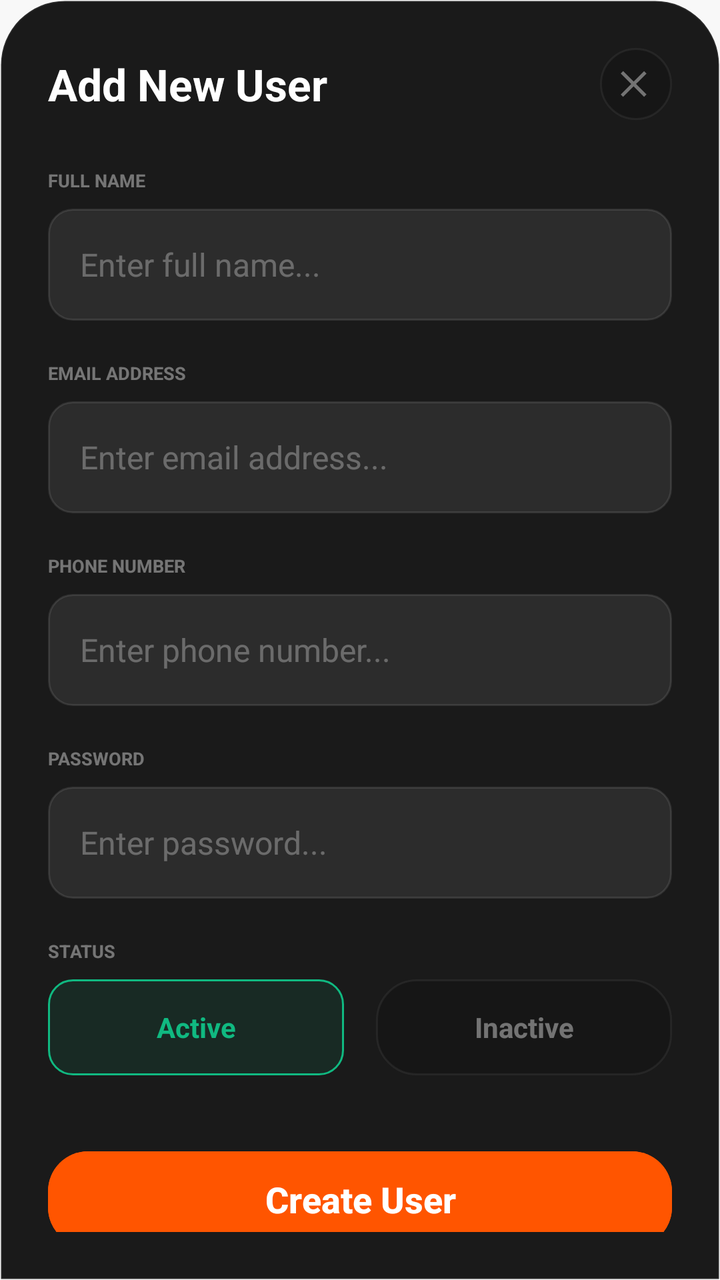
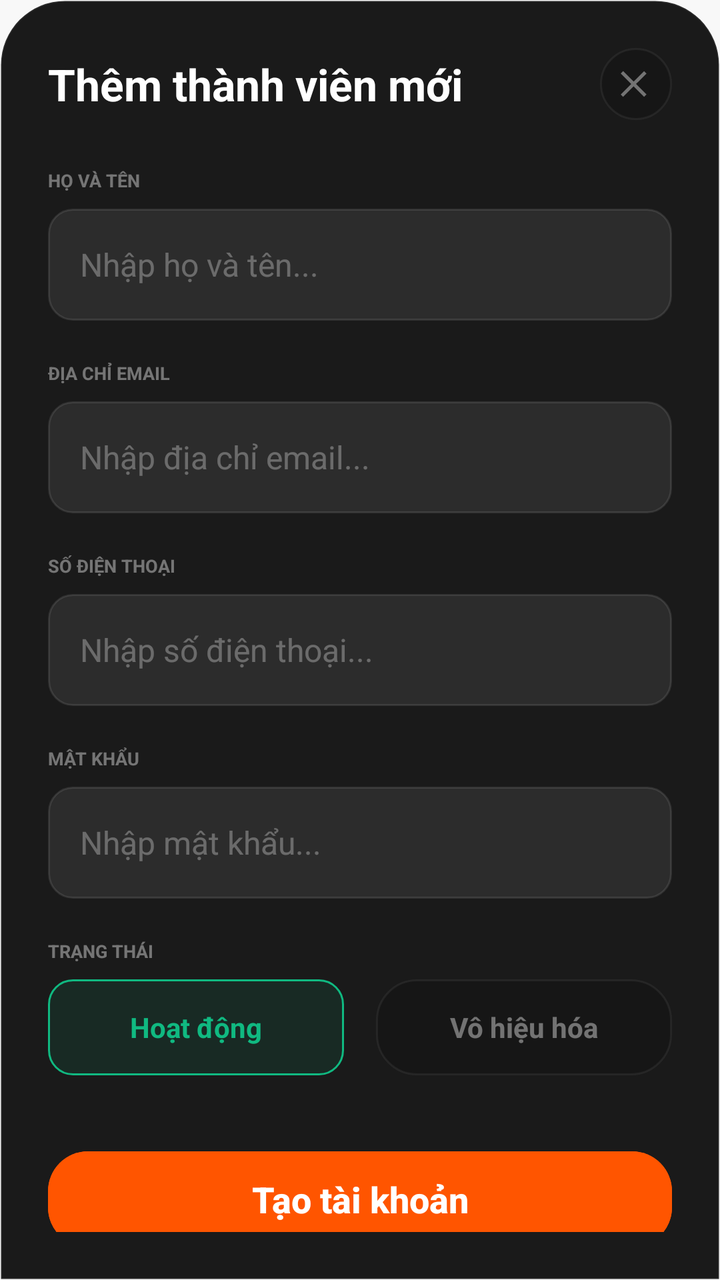

Compare the two renders of this Android layout. The source of the first and the diff that turns it into the second are given below.
<!-- AndroidManifest.xml: application theme Theme.SoleStep -->
<!-- res/layout/dialog_add_user.xml -->
<?xml version="1.0" encoding="utf-8"?>
<LinearLayout xmlns:android="http://schemas.android.com/apk/res/android"
    xmlns:app="http://schemas.android.com/apk/res-auto"
    android:layout_width="match_parent"
    android:layout_height="wrap_content"
    android:background="@drawable/bg_bottom_sheet_dark"
    android:orientation="vertical"
    android:padding="24dp">

    
    <androidx.constraintlayout.widget.ConstraintLayout
        android:layout_width="match_parent"
        android:layout_height="wrap_content"
        android:layout_marginBottom="24dp">

        <TextView
            android:layout_width="wrap_content"
            android:layout_height="wrap_content"
            android:text="Add New User"
            android:textColor="@color/text_dark_primary"
            android:textSize="22sp"
            android:textStyle="bold"
            app:layout_constraintBottom_toBottomOf="parent"
            app:layout_constraintStart_toStartOf="parent"
            app:layout_constraintTop_toTopOf="parent" />

        <FrameLayout
            android:id="@+id/btn_close"
            android:layout_width="36dp"
            android:layout_height="36dp"
            android:background="@drawable/bg_circle_dark"
            app:layout_constraintBottom_toBottomOf="parent"
            app:layout_constraintEnd_toEndOf="parent"
            app:layout_constraintTop_toTopOf="parent">

            <ImageView
                android:layout_width="20dp"
                android:layout_height="20dp"
                android:layout_gravity="center"
                android:src="@drawable/ic_close"
                app:tint="@color/text_dark_tertiary" />
        </FrameLayout>
    </androidx.constraintlayout.widget.ConstraintLayout>

    
    <TextView
        style="@style/TextAppearance.SoleStep.Overline"
        android:layout_width="wrap_content"
        android:layout_height="wrap_content"
        android:text="FULL NAME"
        android:textColor="@color/text_dark_tertiary" />

    <EditText
        android:layout_width="match_parent"
        android:layout_height="56dp"
        android:layout_marginTop="8dp"
        android:layout_marginBottom="20dp"
        android:background="@drawable/bg_input_dark"
        android:hint="Enter full name..."
        android:paddingHorizontal="16dp"
        android:textColor="@color/text_dark_primary"
        android:textColorHint="@color/text_dark_muted"
        android:textSize="16sp" />

    
    <TextView
        style="@style/TextAppearance.SoleStep.Overline"
        android:layout_width="wrap_content"
        android:layout_height="wrap_content"
        android:text="EMAIL ADDRESS"
        android:textColor="@color/text_dark_tertiary" />

    <EditText
        android:layout_width="match_parent"
        android:layout_height="56dp"
        android:layout_marginTop="8dp"
        android:layout_marginBottom="20dp"
        android:background="@drawable/bg_input_dark"
        android:hint="Enter email address..."
        android:inputType="textEmailAddress"
        android:paddingHorizontal="16dp"
        android:textColor="@color/text_dark_primary"
        android:textColorHint="@color/text_dark_muted"
        android:textSize="16sp" />

    
    <TextView
        style="@style/TextAppearance.SoleStep.Overline"
        android:layout_width="wrap_content"
        android:layout_height="wrap_content"
        android:text="PHONE NUMBER"
        android:textColor="@color/text_dark_tertiary" />

    <EditText
        android:layout_width="match_parent"
        android:layout_height="56dp"
        android:layout_marginTop="8dp"
        android:layout_marginBottom="20dp"
        android:background="@drawable/bg_input_dark"
        android:hint="Enter phone number..."
        android:inputType="phone"
        android:paddingHorizontal="16dp"
        android:textColor="@color/text_dark_primary"
        android:textColorHint="@color/text_dark_muted"
        android:textSize="16sp" />

    
    <TextView
        style="@style/TextAppearance.SoleStep.Overline"
        android:layout_width="wrap_content"
        android:layout_height="wrap_content"
        android:text="PASSWORD"
        android:textColor="@color/text_dark_tertiary" />

    <EditText
        android:layout_width="match_parent"
        android:layout_height="56dp"
        android:layout_marginTop="8dp"
        android:layout_marginBottom="20dp"
        android:background="@drawable/bg_input_dark"
        android:hint="Enter password..."
        android:inputType="textPassword"
        android:paddingHorizontal="16dp"
        android:textColor="@color/text_dark_primary"
        android:textColorHint="@color/text_dark_muted"
        android:textSize="16sp" />

    
    <TextView
        style="@style/TextAppearance.SoleStep.Overline"
        android:layout_width="wrap_content"
        android:layout_height="wrap_content"
        android:text="STATUS"
        android:textColor="@color/text_dark_tertiary" />

    <LinearLayout
        android:layout_width="match_parent"
        android:layout_height="wrap_content"
        android:layout_marginTop="8dp"
        android:layout_marginBottom="32dp"
        android:orientation="horizontal">

        <TextView
            android:id="@+id/status_active"
            android:layout_width="0dp"
            android:layout_height="48dp"
            android:layout_marginEnd="8dp"
            android:layout_weight="1"
            android:background="@drawable/bg_status_active_dark"
            android:gravity="center"
            android:text="Active"
            android:textColor="@color/status_success"
            android:textStyle="bold" />

        <TextView
            android:id="@+id/status_inactive"
            android:layout_width="0dp"
            android:layout_height="48dp"
            android:layout_marginStart="8dp"
            android:layout_weight="1"
            android:background="@drawable/bg_card_dark"
            android:gravity="center"
            android:text="Inactive"
            android:textColor="@color/text_dark_tertiary"
            android:textStyle="bold" />
    </LinearLayout>

    
    <com.google.android.material.button.MaterialButton
        android:id="@+id/btn_create_user"
        android:layout_width="match_parent"
        android:layout_height="60dp"
        android:backgroundTint="@color/brand_orange"
        android:text="Create User"
        android:textAllCaps="false"
        android:textColor="@color/brand_white"
        android:textSize="18sp"
        android:textStyle="bold"
        app:cornerRadius="20dp" />

</LinearLayout>
<!-- resources referenced by this layout -->
<resources>
  <color name="brand_orange">#FF5500</color>
  <color name="brand_white">#FFFFFF</color>
  <color name="status_success">#10B981</color>
  <color name="text_dark_muted">#4DFFFFFF</color>
  <color name="text_dark_primary">#FFFFFF</color>
  <color name="text_dark_tertiary">#66FFFFFF</color>
  <color name="bg_dark_surface_3">#1A1A1A</color>
  <dimen name="stroke_thin">1dp</dimen>
  <color name="border_dark_normal">#14FFFFFF</color>
  <dimen name="radius_bottom_sheet">32dp</dimen>
  <color name="bg_dark_surface_2">#161616</color>
  <dimen name="radius_card">20dp</dimen>
  <color name="border_dark_light">#0FFFFFFF</color>
  <dimen name="radius_md">12dp</dimen>
  <color name="border_dark_medium">#1AFFFFFF</color>
  <dimen name="font_overline">9sp</dimen>
  <color name="text_muted">#9CA3AF</color>
  <color name="brand_orange_dark">#CC4400</color>
  <color name="brand_black">#0A0A0A</color>
  <color name="bg_primary">#FFFFFF</color>
  <color name="text_primary">#0A0A0A</color>
  <color name="bg_secondary">#F8F8F8</color>
  <color name="status_error">#EF4444</color>
  <style name="ShapeAppearance.SoleStep.Small" parent="">
          <item name="cornerFamily">rounded</item>
          <item name="cornerSize">@dimen/radius_sm</item>
      </style>
  <style name="ShapeAppearance.SoleStep.Medium" parent="">
          <item name="cornerFamily">rounded</item>
          <item name="cornerSize">@dimen/radius_lg</item>
      </style>
  <style name="ShapeAppearance.SoleStep.Large" parent="">
          <item name="cornerFamily">rounded</item>
          <item name="cornerSize">@dimen/radius_2xl</item>
      </style>
  <style name="TextAppearance.SoleStep.Title" parent="TextAppearance.MaterialComponents.Headline3">
          <item name="android:textSize">@dimen/font_title</item>
          <item name="android:textStyle">bold</item>
          <item name="android:textColor">@color/text_primary</item>
      </style>
  <style name="TextAppearance.SoleStep.BodySmall" parent="TextAppearance.MaterialComponents.Body2">
          <item name="android:textSize">@dimen/font_caption</item>
          <item name="android:textColor">@color/text_tertiary</item>
      </style>
  <style name="TextAppearance.SoleStep.Caption" parent="TextAppearance.MaterialComponents.Caption">
          <item name="android:textSize">@dimen/font_caption_small</item>
          <item name="android:textColor">@color/text_muted</item>
      </style>
  <dimen name="radius_sm">8dp</dimen>
  <dimen name="radius_lg">16dp</dimen>
  <dimen name="radius_2xl">24dp</dimen>
  <dimen name="font_display">48sp</dimen>
  <dimen name="font_title_large">24sp</dimen>
  <dimen name="font_title">20sp</dimen>
  <dimen name="font_headline">18sp</dimen>
  <dimen name="font_subheading">16sp</dimen>
  <dimen name="font_label">14sp</dimen>
  <color name="text_secondary">#374151</color>
  <dimen name="font_body">13sp</dimen>
  <dimen name="font_caption">11sp</dimen>
  <color name="text_tertiary">#6B7280</color>
  <dimen name="font_caption_small">10sp</dimen>
  <dimen name="elev_bottom_nav">8dp</dimen>
  <dimen name="bottom_nav_height">88dp</dimen>
  <dimen name="radius_button">20dp</dimen>
  <dimen name="btn_height_large">52dp</dimen>
  <dimen name="space_16">32dp</dimen>
  <dimen name="elev_raised">4dp</dimen>
  <color name="border_normal">#E5E7EB</color>
  <dimen name="radius_input">20dp</dimen>
  <color name="text_placeholder">#D1D5DB</color>
  <dimen name="radius_chip">12dp</dimen>
  <dimen name="space_12">24dp</dimen>
  <dimen name="btn_height_tiny">28dp</dimen>
  <dimen name="elev_card">2dp</dimen>
  <color name="border_light">#F3F4F6</color>
  <dimen name="toolbar_height">56dp</dimen>
  <dimen name="space_screen_horizontal">20dp</dimen>
  <dimen name="elev_top_bar">4dp</dimen>
  <dimen name="elev_fab">6dp</dimen>
  <!-- unchanged entries left out for length: 22 -->
</resources>

<!-- the commit's change to res/layout/dialog_add_user.xml (unified diff, before → after) -->
@@ -16,7 +16,7 @@
         <TextView
             android:layout_width="wrap_content"
             android:layout_height="wrap_content"
-            android:text="Add New User"
+            android:text="@string/admin_add_user_title"
             android:textColor="@color/text_dark_primary"
             android:textSize="22sp"
             android:textStyle="bold"
@@ -47,7 +47,7 @@
         style="@style/TextAppearance.SoleStep.Overline"
         android:layout_width="wrap_content"
         android:layout_height="wrap_content"
-        android:text="FULL NAME"
+        android:text="HỌ VÀ TÊN"
         android:textColor="@color/text_dark_tertiary" />
 
     <EditText
@@ -56,7 +56,7 @@
         android:layout_marginTop="8dp"
         android:layout_marginBottom="20dp"
         android:background="@drawable/bg_input_dark"
-        android:hint="Enter full name..."
+        android:hint="Nhập họ và tên..."
         android:paddingHorizontal="16dp"
         android:textColor="@color/text_dark_primary"
         android:textColorHint="@color/text_dark_muted"
@@ -67,7 +67,7 @@
         style="@style/TextAppearance.SoleStep.Overline"
         android:layout_width="wrap_content"
         android:layout_height="wrap_content"
-        android:text="EMAIL ADDRESS"
+        android:text="ĐỊA CHỈ EMAIL"
         android:textColor="@color/text_dark_tertiary" />
 
     <EditText
@@ -76,7 +76,7 @@
         android:layout_marginTop="8dp"
         android:layout_marginBottom="20dp"
         android:background="@drawable/bg_input_dark"
-        android:hint="Enter email address..."
+        android:hint="Nhập địa chỉ email..."
         android:inputType="textEmailAddress"
         android:paddingHorizontal="16dp"
         android:textColor="@color/text_dark_primary"
@@ -88,7 +88,7 @@
         style="@style/TextAppearance.SoleStep.Overline"
         android:layout_width="wrap_content"
         android:layout_height="wrap_content"
-        android:text="PHONE NUMBER"
+        android:text="SỐ ĐIỆN THOẠI"
         android:textColor="@color/text_dark_tertiary" />
 
     <EditText
@@ -97,7 +97,7 @@
         android:layout_marginTop="8dp"
         android:layout_marginBottom="20dp"
         android:background="@drawable/bg_input_dark"
-        android:hint="Enter phone number..."
+        android:hint="Nhập số điện thoại..."
         android:inputType="phone"
         android:paddingHorizontal="16dp"
         android:textColor="@color/text_dark_primary"
@@ -109,7 +109,7 @@
         style="@style/TextAppearance.SoleStep.Overline"
         android:layout_width="wrap_content"
         android:layout_height="wrap_content"
-        android:text="PASSWORD"
+        android:text="MẬT KHẨU"
         android:textColor="@color/text_dark_tertiary" />
 
     <EditText
@@ -118,7 +118,7 @@
         android:layout_marginTop="8dp"
         android:layout_marginBottom="20dp"
         android:background="@drawable/bg_input_dark"
-        android:hint="Enter password..."
+        android:hint="Nhập mật khẩu..."
         android:inputType="textPassword"
         android:paddingHorizontal="16dp"
         android:textColor="@color/text_dark_primary"
@@ -130,7 +130,7 @@
         style="@style/TextAppearance.SoleStep.Overline"
         android:layout_width="wrap_content"
         android:layout_height="wrap_content"
-        android:text="STATUS"
+        android:text="TRẠNG THÁI"
         android:textColor="@color/text_dark_tertiary" />
 
     <LinearLayout
@@ -148,7 +148,7 @@
             android:layout_weight="1"
             android:background="@drawable/bg_status_active_dark"
             android:gravity="center"
-            android:text="Active"
+            android:text="Hoạt động"
             android:textColor="@color/status_success"
             android:textStyle="bold" />
 
@@ -160,7 +160,7 @@
             android:layout_weight="1"
             android:background="@drawable/bg_card_dark"
             android:gravity="center"
-            android:text="Inactive"
+            android:text="@string/status_inactive"
             android:textColor="@color/text_dark_tertiary"
             android:textStyle="bold" />
     </LinearLayout>
@@ -171,7 +171,7 @@
         android:layout_width="match_parent"
         android:layout_height="60dp"
         android:backgroundTint="@color/brand_orange"
-        android:text="Create User"
+        android:text="@string/admin_btn_create_user"
         android:textAllCaps="false"
         android:textColor="@color/brand_white"
         android:textSize="18sp"
<!-- resource entries referenced after the edit -->
@@ -6,6 +6,9 @@
   <color name="text_dark_muted">#4DFFFFFF</color>
   <color name="text_dark_primary">#FFFFFF</color>
   <color name="text_dark_tertiary">#66FFFFFF</color>
+  <string name="admin_add_user_title">Thêm thành viên mới</string>
+  <string name="admin_btn_create_user">Tạo tài khoản</string>
+  <string name="status_inactive">Vô hiệu hóa</string>
   <color name="bg_dark_surface_3">#1A1A1A</color>
   <dimen name="stroke_thin">1dp</dimen>
   <color name="border_dark_normal">#14FFFFFF</color>
